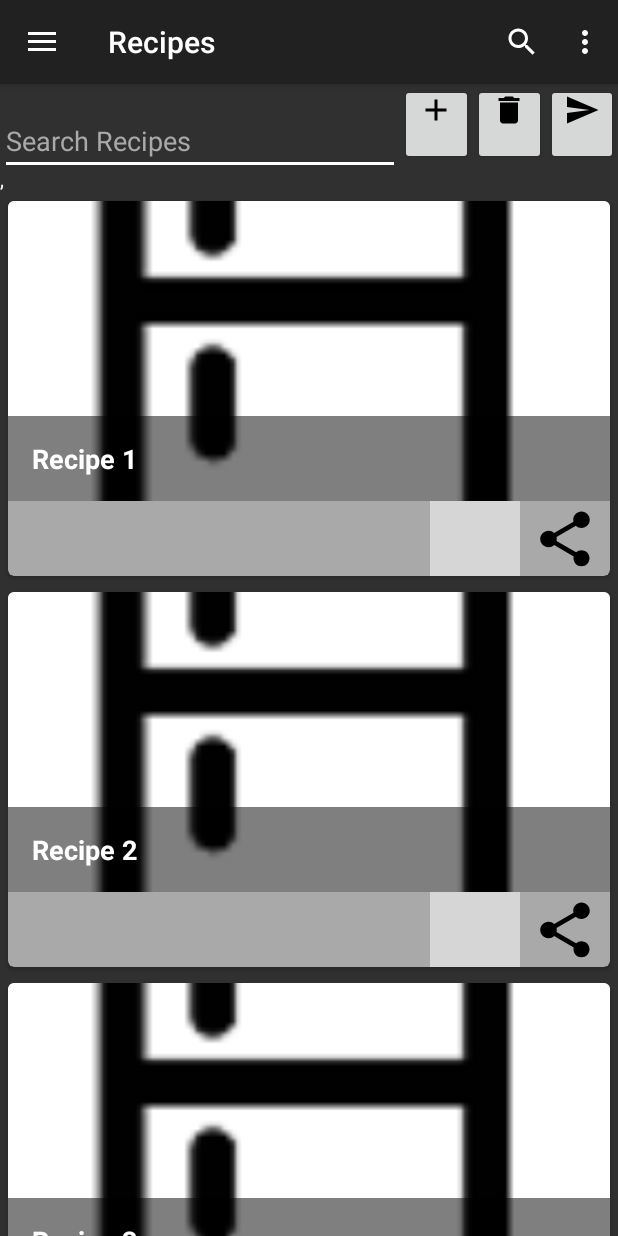
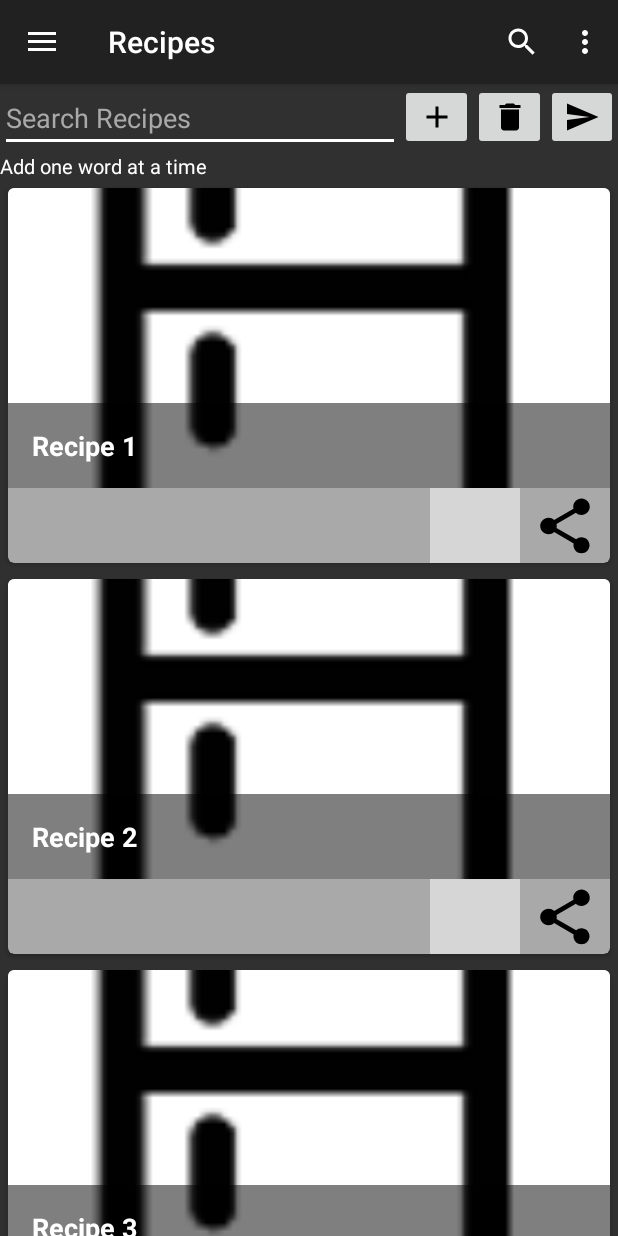
Before and after one commit to eyee19/Fridgemate, an Android app: the fragment CardFragment placed in its activity, after a tap on an icon or button, on a phone screen of 412 x 824 dp. Run offline under Robolectric (Android 15) with nearby library versions, the phone set to English and light mode, and no system bars; grey boxes are pictures that could not be loaded.

Commit message:
Image buttons, checking inputs

```diff
--- a/app/src/main/java/com/example/eyee3/fridgemate/CardFragment.java
+++ b/app/src/main/java/com/example/eyee3/fridgemate/CardFragment.java
@@ -18,6 +18,7 @@ import android.view.ViewGroup;
 import android.widget.Button;
 import android.widget.DatePicker;
 import android.widget.EditText;
+import android.widget.ImageButton;
 import android.widget.ImageView;
 import android.widget.TextView;
 import android.widget.Toast;
@@ -37,10 +38,11 @@ import java.util.Calendar;
 public class CardFragment extends Fragment {
     ArrayList<RecipeModel> listitems = new ArrayList<>();
     EditText searchInput;
-    Button addSearch;
-    Button clearAll;
-    Button goSearch;
+    ImageButton addSearch;
+    ImageButton clearAll;
+    ImageButton goSearch;
     TextView searching;
+    boolean addBool = false;
     RecyclerView MyRecyclerView;
     static final String API_URL = "http://www.recipepuppy.com/api/?i=";
     String Recipes[] = {"Recipe 1","Recipe 2","Recipe 3","Recipe 4","Recipe 5","Recipe 6","Recipe 7"};
@@ -73,16 +75,22 @@ public class CardFragment extends Fragment {
     @Override
     public void onViewCreated(View view, @Nullable Bundle savedInstanceState) {
         searchInput = (EditText) view.findViewById(R.id.searchBox);
-        addSearch = (Button) view.findViewById(R.id.plus);
-        clearAll = (Button) view.findViewById(R.id.clearAll);
-        goSearch = (Button) view.findViewById(R.id.search);
+        addSearch = (ImageButton) view.findViewById(R.id.plus);
+        clearAll = (ImageButton) view.findViewById(R.id.clearAll);
+        goSearch = (ImageButton) view.findViewById(R.id.search);
         searching = (TextView) view.findViewById(R.id.searchingFor);
 
         addSearch.setOnClickListener(new View.OnClickListener() {
             @Override
             public void onClick(View v) {
-                searching.append(searchInput.getText().toString() + ",");
-                searchInput.setText("");
+                if (searchInput.getText().toString().equals("")) {
+                    Toast.makeText(getActivity(), "Enter an item to add", Toast.LENGTH_SHORT).show();
+                }
+                else {
+                    searching.append(searchInput.getText().toString() + ",");
+                    searchInput.setText("");
+                    addBool = true;
+                }
             }
         });
 
@@ -91,13 +99,19 @@ public class CardFragment extends Fragment {
             public void onClick(View v) {
                 searchInput.setText("");
                 searching.setText("");
+                addBool = false;
             }
         });
 
         goSearch.setOnClickListener(new View.OnClickListener() {
             @Override
             public void onClick(View v) {
-                new RetrieveFeedTask().execute();
+                if (addBool == true) {
+                    new RetrieveFeedTask().execute();
+                }
+                else {
+                    Toast.makeText(getActivity(), "Add An Item to Search First", Toast.LENGTH_SHORT).show();
+                }
             }
         });
     }
--- a/app/src/main/res/layout/fragment_card.xml
+++ b/app/src/main/res/layout/fragment_card.xml
@@ -18,32 +18,29 @@
             android:textColor="@color/white"
             android:textColorHint="@color/darkMode"/>
 
-        <Button
+        <ImageButton
             android:layout_width="match_parent"
             android:layout_height="wrap_content"
             android:layout_weight="1"
-            android:paddingTop="5dp"
-            android:paddingBottom="5dp"
             android:id="@+id/plus"
-            android:drawableTop="@drawable/ic_add_black_24dp" />
+            android:src="@drawable/ic_add_black_24dp"
+            android:scaleType="centerInside"/>
 
-        <Button
+        <ImageButton
             android:layout_width="match_parent"
             android:layout_height="wrap_content"
             android:layout_weight="1"
-            android:paddingTop="5dp"
-            android:paddingBottom="5dp"
             android:id="@+id/clearAll"
-            android:drawableTop="@drawable/ic_delete_black_24dp"/>
+            android:src="@drawable/ic_delete_black_24dp"
+            android:scaleType="centerInside"/>
 
-        <Button
+        <ImageButton
             android:layout_width="match_parent"
             android:layout_height="wrap_content"
             android:id="@+id/search"
             android:layout_weight="1"
-            android:paddingTop="5dp"
-            android:paddingBottom="5dp"
-            android:drawableTop="@drawable/ic_send_black_24dp"/>
+            android:src="@drawable/ic_send_black_24dp"
+            android:scaleType="centerInside"/>
 
     </LinearLayout>
 
```
